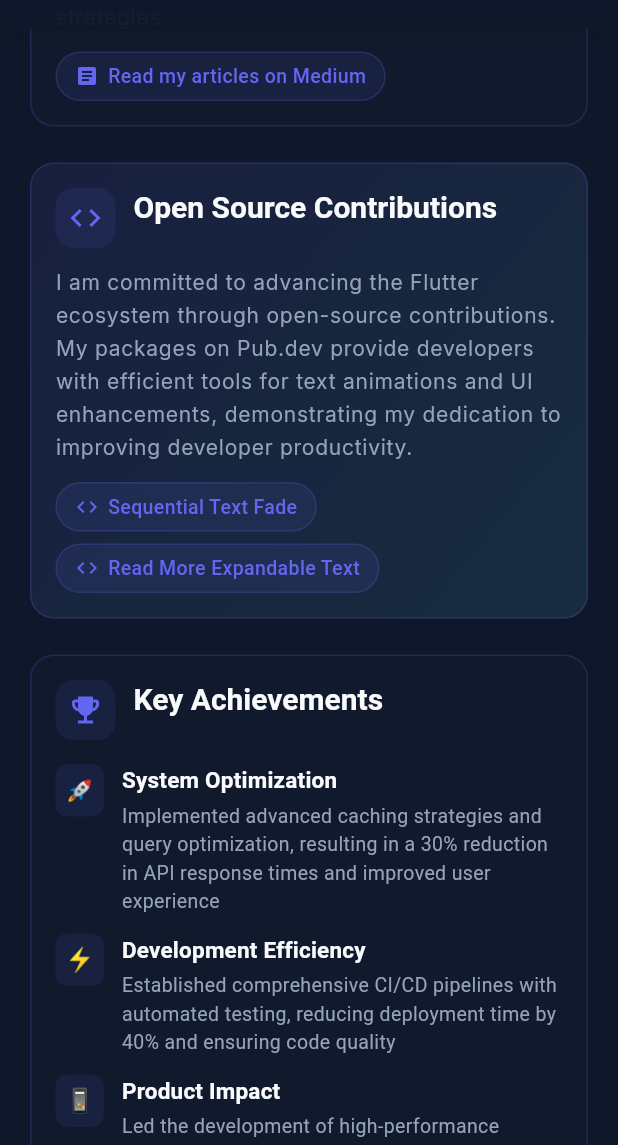
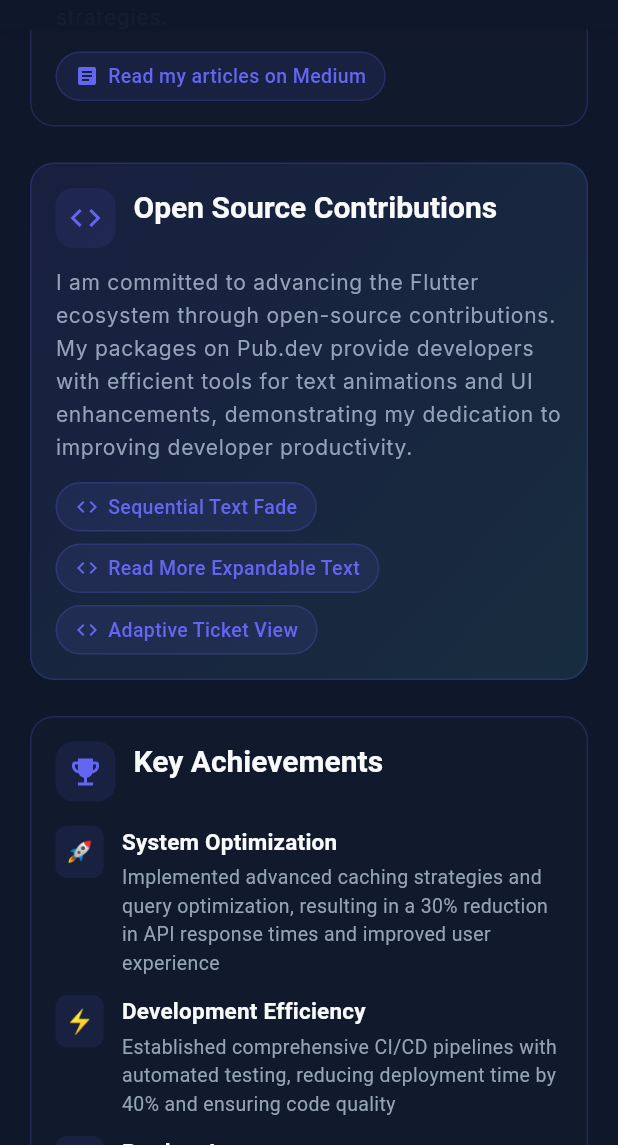
Before and after one commit to tejaswini-dev-techie/tejaswini_dev_techie_folio, a Flutter app: the screen it shows after launch, scrolled down 1152 dp, on a phone screen of 412 x 824 dp, the part 91-1236 px from its top. Run offline on Flutter 3.47's test engine with Material 3 defaults, Android fonts, the light colour scheme and no system bars; drawn by our look-alikes of flutter_animate, scrollable_positioned_list; our stand-ins replace google_fonts, responsive_framework.

Commit message:
Update Open Source Contribution in About Section

```diff
--- a/lib/features/about/presentation/pages/about_section.dart
+++ b/lib/features/about/presentation/pages/about_section.dart
@@ -333,6 +333,12 @@ class AboutSection extends StatelessWidget {
                 'https://pub.dev/packages/readmore_expandable_text',
                 isMobile,
               ),
+              _buildPackageLink(
+                context,
+                'Adaptive Ticket View',
+                'https://pub.dev/packages/adaptive_ticket_view',
+                isMobile,
+              ),
             ],
           ),
         ],
```
Also changed, not shown: 1 other file.
